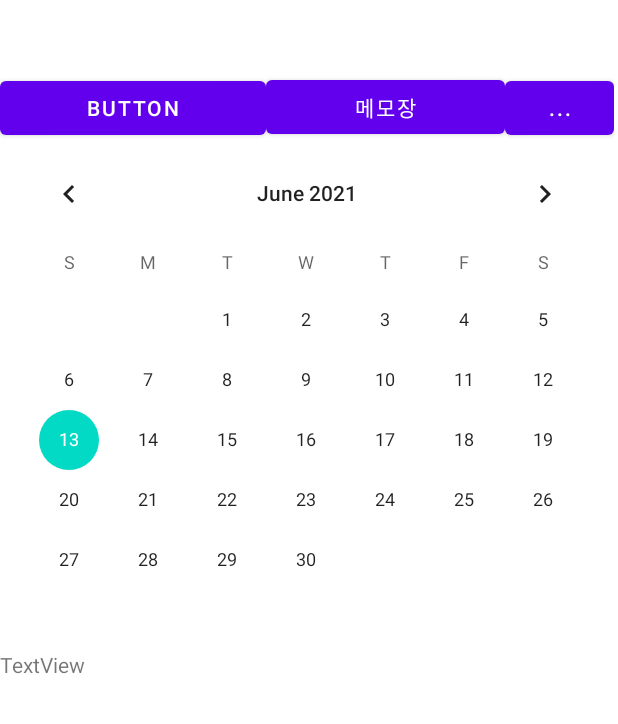
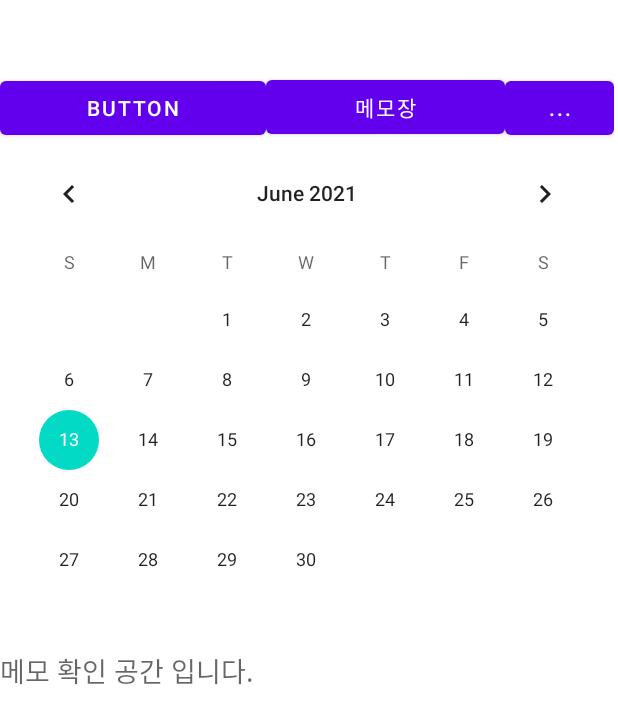
Before and after one commit to hshk1004/note-for-confi, an Android app: the screen it shows after launch (calanderveiw), after a tap on "일정", on a phone screen of 412 x 824 dp. Shown: the top 724 px of the screen. Run offline under Robolectric (Android 15) with nearby library versions, the phone set to English and light mode, and no system bars.

Commit message:
text save without database
textview to edittext, made multiline, have to work on database

```diff
--- a/noteforconfi/app/src/main/java/com/example/noteforconfi/MainActivity.java
+++ b/noteforconfi/app/src/main/java/com/example/noteforconfi/MainActivity.java
@@ -2,25 +2,31 @@ package com.example.noteforconfi;
 
 import androidx.appcompat.app.AppCompatActivity;
 
-import android.database.sqlite.*;
 import android.content.Intent;
 import android.os.Bundle;
 import android.view.View;
 import android.widget.Button;
-import android.widget.TextView;
+import android.widget.EditText;
 import android.widget.Toast;
 
-public class MainActivity extends AppCompatActivity {
+import com.example.noteforconfi.WordDao;
 
-    TextView textView = null;
+import java.util.List;
+
+public class MainActivity<size> extends AppCompatActivity {
+
+    EditText textView = null;
     Button button = null;
+    TextFIleManager textFIleManager = new TextFIleManager(this);
 
     @Override
     protected void onCreate(Bundle savedInstanceState) {
         super.onCreate(savedInstanceState);
         setContentView(R.layout.activity_main);
-        textView = (TextView)findViewById(R.id.main_noteview);
-
+        textView = (EditText)findViewById(R.id.main_noteview);
+        String memoData = TextFIleManager.load();
+        textView.setText(memoData);
+        Toast.makeText(this, "불러오기 끝!",Toast.LENGTH_LONG).show();
     }
 
     public void gotoCalanderview(View view){
@@ -33,4 +39,22 @@ public class MainActivity extends AppCompatActivity {
         Intent intent = new Intent(getApplicationContext(), Settingsview.class);
         startActivity(intent);
     }
+
+    @Override
+    protected void onPause() {
+        String memoData = textView.getText().toString();
+        TextFIleManager.save(memoData);
+        textView.setText("");
+        Toast.makeText(this, "저장!", Toast.LENGTH_LONG).show();
+        super.onPause();
+    }
+
+    @Override
+    protected void onDestroy() {
+        String memoData = textView.getText().toString();
+        TextFIleManager.save(memoData);
+        textView.setText("");
+        Toast.makeText(this, "저장!", Toast.LENGTH_LONG).show();
+        super.onDestroy();
+    }
 }
--- /dev/null
+++ b/noteforconfi/app/src/main/java/com/example/noteforconfi/TextFIleManager.java
@@ -0,0 +1,56 @@
+package com.example.noteforconfi;
+
+import android.content.Context;
+
+import java.io.FileInputStream;
+import java.io.FileNotFoundException;
+import java.io.FileOutputStream;
+import java.io.IOException;
+
+public class TextFIleManager {
+    private static final String FILE_NAME = "Memo.txt";
+    static Context thecontext = null;
+
+    public TextFIleManager(Context context){
+        thecontext = context;
+    }
+
+    public static void save(String strData){
+        if(strData == null || strData.equals("")){
+            return;
+        }
+
+        FileOutputStream fileOutputStreammemo = null;
+
+        try {
+            fileOutputStreammemo = thecontext.openFileOutput(FILE_NAME, Context.MODE_PRIVATE);
+            fileOutputStreammemo.write(strData.getBytes());
+            fileOutputStreammemo.close();
+        }catch (Exception e){
+            e.printStackTrace();
+        }
+    }
+
+    public static String load(){
+        try{
+            FileInputStream fileInputStreammemo = thecontext.openFileInput(FILE_NAME);
+
+            byte[] memoData = new byte[fileInputStreammemo.available()];
+            while (fileInputStreammemo.read(memoData) != -1){
+                return new String(memoData);
+            }
+        } catch (FileNotFoundException e) {
+            e.printStackTrace();
+        } catch (IOException e) {
+            return "";
+        }
+        return null;
+    }
+
+    public void delete(){
+        thecontext.deleteFile(FILE_NAME);
+    }
+
+
+
+}
--- a/noteforconfi/app/src/main/java/com/example/noteforconfi/calanderveiw.java
+++ b/noteforconfi/app/src/main/java/com/example/noteforconfi/calanderveiw.java
@@ -5,13 +5,21 @@ import android.os.Bundle;
 
 import android.database.sqlite.*;
 import android.view.View;
+import android.widget.EditText;
+import android.widget.Toast;
 
 public class calanderveiw extends MainActivity {
+
+    EditText caltextview = null;
 
     @Override
     protected void onCreate(Bundle savedInstanceState) {
         super.onCreate(savedInstanceState);
         setContentView(R.layout.calanderveiw);
+        caltextview = (EditText)findViewById(R.id.main_noteviewer);
+        String memoData = TextFIleManager.load();
+        caltextview.setText(memoData);
+        Toast.makeText(this, "불러오기 끝!",Toast.LENGTH_LONG).show();
     }
 
     public void gotoMainView(View view){
@@ -19,4 +27,22 @@ public class calanderveiw extends MainActivity {
         startActivity(intent);
     }
 
+    @Override
+    protected void onPause() {
+        String memoData = caltextview.getText().toString();
+        TextFIleManager.save(memoData);
+        caltextview.setText("");
+        Toast.makeText(this, "저장!", Toast.LENGTH_LONG).show();
+        super.onPause();
+    }
+
+    @Override
+    protected void onDestroy() {
+        String memoData = caltextview.getText().toString();
+        TextFIleManager.save(memoData);
+        caltextview.setText("");
+        Toast.makeText(this, "저장!", Toast.LENGTH_LONG).show();
+        super.onDestroy();
+    }
+
 }
--- a/noteforconfi/app/src/main/res/layout/calanderveiw.xml
+++ b/noteforconfi/app/src/main/res/layout/calanderveiw.xml
@@ -49,11 +49,17 @@
             android:measureAllChildren="false"
             android:saveEnabled="false" />
 
-        <TextView
-            android:id="@+id/noteload_veiw"
+        <EditText
+            android:id="@+id/main_noteviewer"
+            style="null"
             android:layout_width="match_parent"
-            android:layout_height="wrap_content"
-            android:text="TextView" />
+            android:layout_height="match_parent"
+            android:background="#FFFFFF"
+            android:gravity="top|left"
+            android:hint="메모 확인 공간 입니다."
+            android:inputType="textMultiLine"
+            android:scrollbars="none"
+            android:textAllCaps="false" />
 
     </LinearLayout>
 </androidx.constraintlayout.widget.ConstraintLayout>
```
Also changed, not shown: noteforconfi/app/src/main/java/com/example/noteforconfi/Settingsview.java (+8 -7 lines), noteforconfi/app/src/main/res/layout/activity_main.xml (+10 -3 lines).
